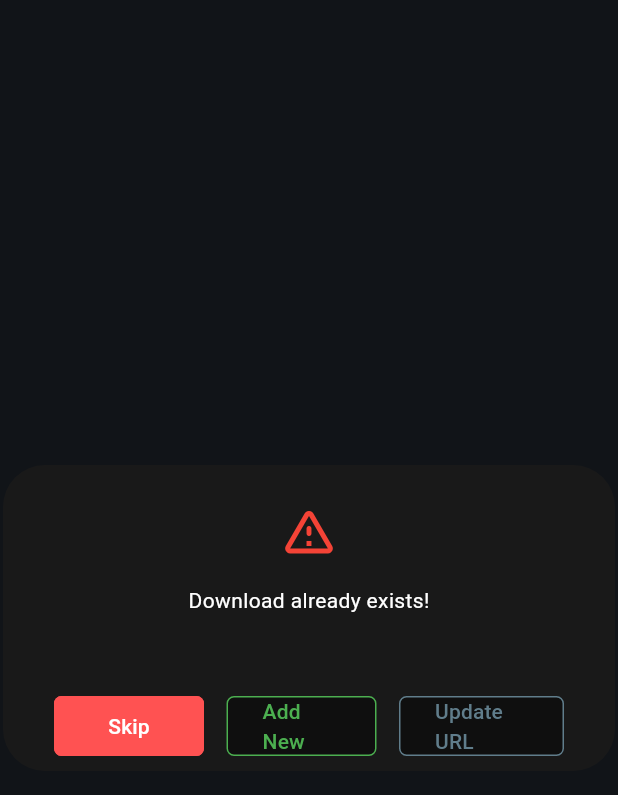
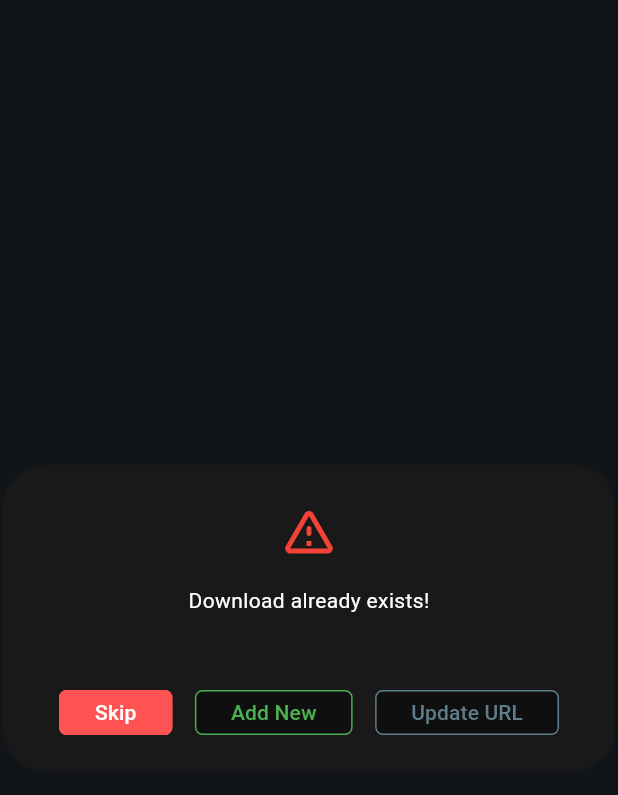
Before and after one commit to AminBhst/brisk, a Flutter app: the AskDuplicationAction widget shown alone on an empty page, opened directly with empty values, on a phone screen of 412 x 824 dp. Shown: the top 795 px of the screen. Run offline on Flutter 3.47's test engine with Material 3 defaults, Android fonts, the phone set to English and light mode, and no system bars; our stand-ins replace csv, file_picker, flutter_local_notifications, flutter_spinkit, flutter_svg, hive and 5 more; missing offline and left inert: clipboard, hotkey_manager, number_inc_dec, pluto_grid, window_manager, window_to_front and 1 more; accounts and stored records are empty; network calls fail; statements that could not run were skipped; project files that could hold a hidden picture were left out.

Commit message:
some fixes

```diff
--- a/lib/widget/download/ask_duplication_action.dart
+++ b/lib/widget/download/ask_duplication_action.dart
@@ -20,7 +20,8 @@ class AskDuplicationAction extends StatelessWidget {
     return AlertDialog(
       insetPadding: const EdgeInsets.all(2),
       backgroundColor: const Color.fromRGBO(25, 25, 25, 1),
-      icon: const Icon(Icons.warning_amber_rounded,color: Colors.red, size: 40),
+      icon:
+          const Icon(Icons.warning_amber_rounded, color: Colors.red, size: 40),
       content: SizedBox(
         width: 430,
         height: 100,
@@ -33,7 +34,8 @@ class AskDuplicationAction extends StatelessWidget {
               style: TextStyle(color: Colors.white),
             ),
             const SizedBox(height: 50),
-            Row(
+            Expanded(
+              child: Row(
                 mainAxisAlignment: MainAxisAlignment.center,
                 crossAxisAlignment: CrossAxisAlignment.center,
                 children: [
@@ -43,7 +45,6 @@ class AskDuplicationAction extends StatelessWidget {
                     textColor: Colors.white,
                     backgroundColor: Colors.redAccent,
                     onPressed: onSkipPressed,
-                  width: 100,
                   ),
                   const SizedBox(width: 15),
                   RoundedOutlinedButton(
@@ -51,7 +52,6 @@ class AskDuplicationAction extends StatelessWidget {
                     textColor: Colors.green,
                     borderColor: Colors.green,
                     onPressed: onCreateNewPressed,
-                  width: 100,
                   ),
                   const SizedBox(width: 15),
                   RoundedOutlinedButton(
@@ -59,9 +59,9 @@ class AskDuplicationAction extends StatelessWidget {
                     textColor: Colors.blueGrey,
                     borderColor: Colors.blueGrey,
                     onPressed: onUpdateUrlPressed,
-                  width: 110,
                   ),
                 ],
+              ),
             )
           ],
         ),
--- a/lib/widget/download/multi_download_addition_dialog.dart
+++ b/lib/widget/download/multi_download_addition_dialog.dart
@@ -196,7 +196,10 @@ class _MultiDownloadAdditionDialogState
                 FileUtil.resolveFileTypeIconPath(fileType.name),
                 width: 35,
                 height: 35,
-                colorFilter: ColorFilter.mode(Colors.white60, BlendMode.srcIn),
+                colorFilter: ColorFilter.mode(
+                  FileUtil.resolveFileTypeIconColor(fileType.name),
+                  BlendMode.srcIn,
+                ),
               ),
             ),
             SizedBox(
--- a/lib/widget/queue/queue_details_window.dart
+++ b/lib/widget/queue/queue_details_window.dart
@@ -71,7 +71,10 @@ class _QueueDetailsWindowState extends State<QueueDetailsWindow> {
                               child: SvgPicture.asset(
                                 FileUtil.resolveFileTypeIconPath(dl.fileType),
                                 colorFilter: ColorFilter.mode(
-                                    Colors.white60, BlendMode.srcIn),
+                                  FileUtil.resolveFileTypeIconColor(
+                                      dl.fileType),
+                                  BlendMode.srcIn,
+                                ),
                               ),
                             ),
                             title: Text(dl.fileName,
```
Also changed, not shown: lib/widget/download/download_grid.dart (+9 -7 lines), lib/widget/download/download_info_dialog.dart (+6 -2 lines). Lines whose indentation alone changed are shown as unchanged.
